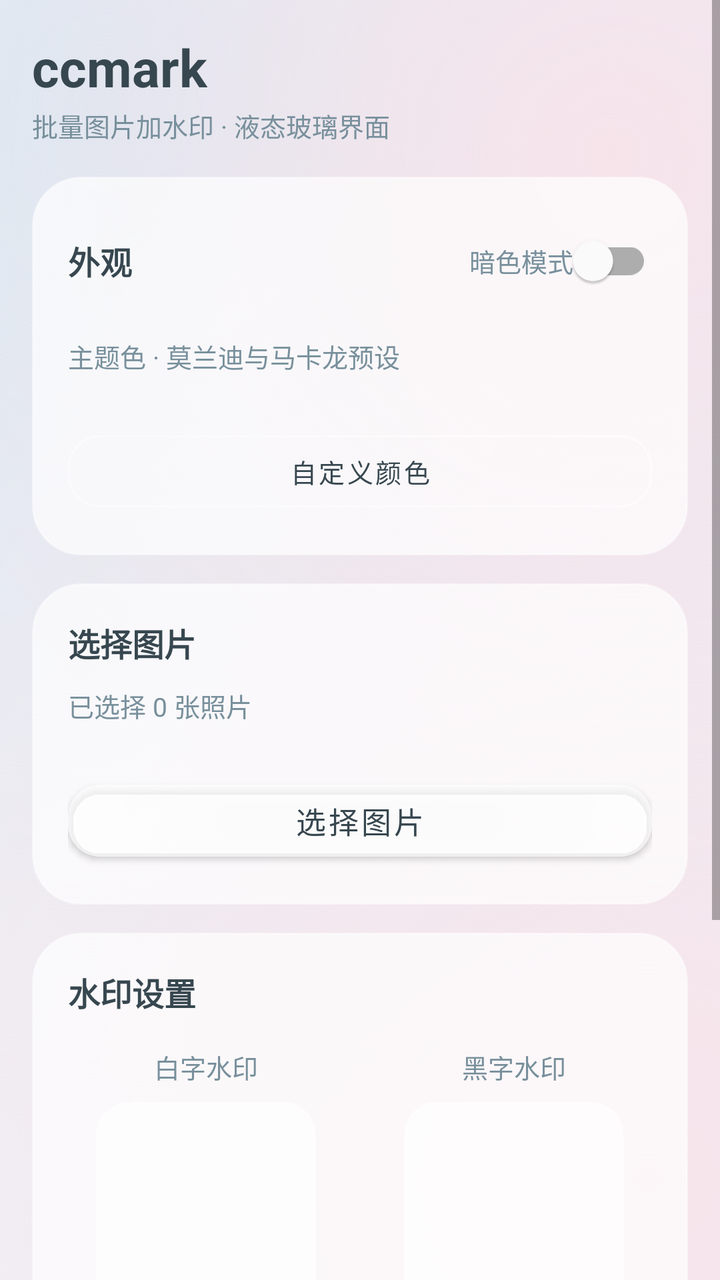
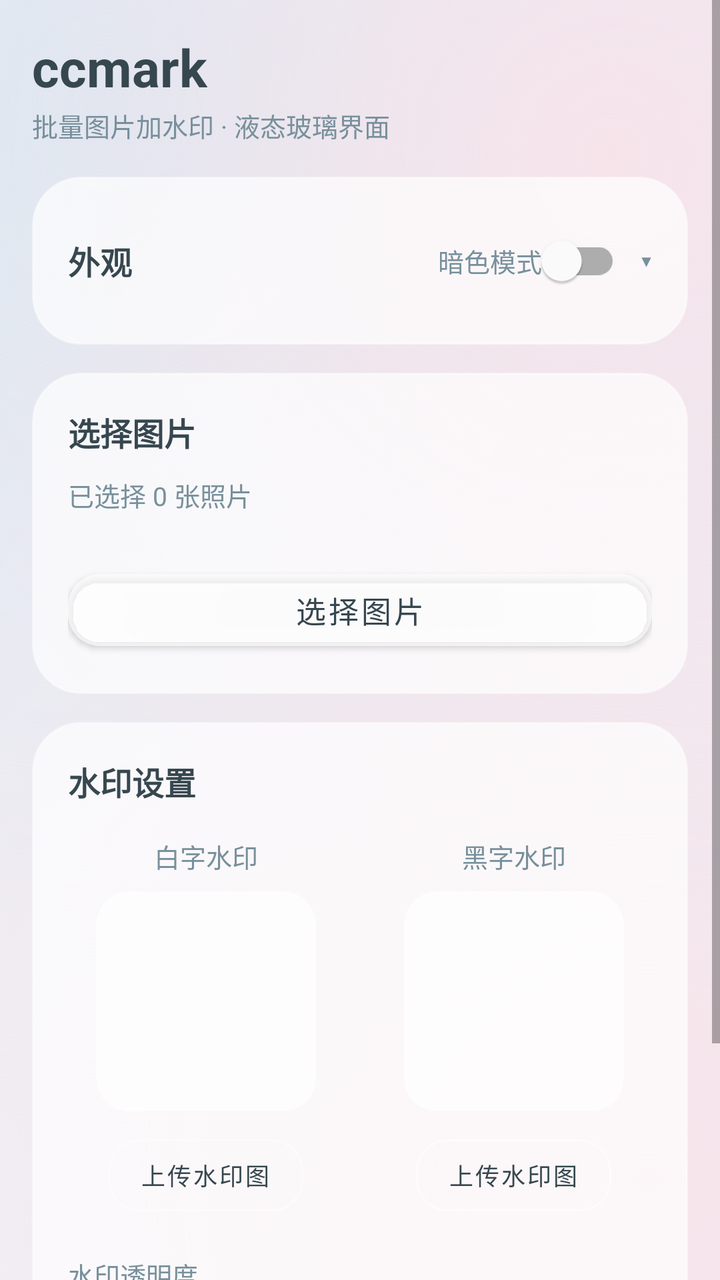

The first picture is an Android layout as it rendered before a commit; the second is the same layout after the commit. The layout source and the unified diff follow.
<!-- AndroidManifest.xml: application theme Theme.WatermarkApp -->
<!-- res/layout/activity_main.xml -->
<?xml version="1.0" encoding="utf-8"?>
<ScrollView xmlns:android="http://schemas.android.com/apk/res/android"
    xmlns:app="http://schemas.android.com/apk/res-auto"
    android:layout_width="match_parent"
    android:layout_height="match_parent"
    android:fillViewport="true"
    android:overScrollMode="never">

    <LinearLayout
        android:layout_width="match_parent"
        android:layout_height="wrap_content"
        android:orientation="vertical"
        android:paddingStart="16dp"
        android:paddingEnd="16dp"
        android:paddingBottom="24dp">

        <TextView
            android:id="@+id/tvTitle"
            android:layout_width="wrap_content"
            android:layout_height="wrap_content"
            android:layout_marginTop="16dp"
            android:text="@string/app_name"
            android:textSize="26sp"
            android:textStyle="bold"
            android:textColor="@color/text_primary" />

        <TextView
            android:layout_width="wrap_content"
            android:layout_height="wrap_content"
            android:layout_marginTop="2dp"
            android:layout_marginBottom="16dp"
            android:text="@string/app_subtitle"
            android:textSize="13sp"
            android:textColor="@color/text_secondary" />

        
        <LinearLayout
            android:layout_width="match_parent"
            android:layout_height="wrap_content"
            android:orientation="vertical"
            android:background="@drawable/bg_glass_card"
            android:padding="18dp"
            android:layout_marginBottom="14dp">

            <LinearLayout
                android:layout_width="match_parent"
                android:layout_height="wrap_content"
                android:orientation="horizontal"
                android:gravity="center_vertical">

                <TextView
                    android:layout_width="0dp"
                    android:layout_height="wrap_content"
                    android:layout_weight="1"
                    android:text="@string/appearance"
                    android:textSize="16sp"
                    android:textStyle="bold"
                    android:textColor="@color/text_primary" />

                <com.google.android.material.switchmaterial.SwitchMaterial
                    android:id="@+id/swDarkMode"
                    android:layout_width="wrap_content"
                    android:layout_height="wrap_content"
                    android:text="@string/dark_mode"
                    android:textSize="13sp"
                    android:textColor="@color/text_secondary" />
            </LinearLayout>

            <TextView
                android:layout_width="wrap_content"
                android:layout_height="wrap_content"
                android:layout_marginTop="14dp"
                android:text="@string/theme_color"
                android:textSize="13sp"
                android:textColor="@color/text_secondary" />

            <HorizontalScrollView
                android:layout_width="match_parent"
                android:layout_height="wrap_content"
                android:layout_marginTop="10dp"
                android:scrollbars="none"
                android:overScrollMode="never">

                <LinearLayout
                    android:id="@+id/llSwatches"
                    android:layout_width="wrap_content"
                    android:layout_height="wrap_content"
                    android:orientation="horizontal"
                    android:paddingStart="2dp"
                    android:paddingEnd="2dp" />
            </HorizontalScrollView>

            <com.google.android.material.button.MaterialButton
                android:id="@+id/btnCustomColor"
                style="@style/Widget.Glass.Button.Outlined"
                android:layout_width="match_parent"
                android:layout_height="wrap_content"
                android:layout_marginTop="14dp"
                android:tag="outlined-primary"
                android:text="@string/custom_color"
                android:textSize="13sp" />
        </LinearLayout>

        
        <LinearLayout
            android:layout_width="match_parent"
            android:layout_height="wrap_content"
            android:orientation="vertical"
            android:background="@drawable/bg_glass_card"
            android:padding="18dp"
            android:layout_marginBottom="14dp">

            <TextView
                android:layout_width="match_parent"
                android:layout_height="wrap_content"
                android:text="@string/select_images"
                android:textSize="16sp"
                android:textStyle="bold"
                android:textColor="@color/text_primary"
                android:layout_marginBottom="10dp" />

            <TextView
                android:id="@+id/tvSelectedCount"
                android:layout_width="match_parent"
                android:layout_height="wrap_content"
                android:text="@string/selected_count_zero"
                android:textSize="13sp"
                android:textColor="@color/text_secondary"
                android:layout_marginBottom="10dp" />

            <androidx.recyclerview.widget.RecyclerView
                android:id="@+id/rvSelectedImages"
                android:layout_width="match_parent"
                android:layout_height="wrap_content"
                android:layout_marginBottom="14dp"
                android:nestedScrollingEnabled="false" />

            <com.google.android.material.button.MaterialButton
                android:id="@+id/btnSelectImages"
                android:layout_width="match_parent"
                android:layout_height="wrap_content"
                android:tag="primary"
                android:text="@string/select_images"
                android:textSize="15sp" />

        </LinearLayout>

        
        <LinearLayout
            android:layout_width="match_parent"
            android:layout_height="wrap_content"
            android:orientation="vertical"
            android:background="@drawable/bg_glass_card"
            android:padding="18dp"
            android:layout_marginBottom="14dp">

            <TextView
                android:layout_width="match_parent"
                android:layout_height="wrap_content"
                android:text="@string/watermark_settings"
                android:textSize="16sp"
                android:textStyle="bold"
                android:textColor="@color/text_primary"
                android:layout_marginBottom="16dp" />

            <LinearLayout
                android:layout_width="match_parent"
                android:layout_height="wrap_content"
                android:orientation="horizontal"
                android:gravity="center">

                <LinearLayout
                    android:layout_width="0dp"
                    android:layout_height="wrap_content"
                    android:layout_weight="1"
                    android:orientation="vertical"
                    android:gravity="center"
                    android:layout_marginEnd="8dp">

                    <TextView
                        android:layout_width="wrap_content"
                        android:layout_height="wrap_content"
                        android:text="@string/white_watermark"
                        android:textSize="13sp"
                        android:textColor="@color/text_secondary"
                        android:layout_marginBottom="8dp" />

                    <FrameLayout
                        android:layout_width="110dp"
                        android:layout_height="110dp"
                        android:background="@drawable/bg_glass_tile"
                        android:layout_marginBottom="8dp">

                        <ImageView
                            android:id="@+id/ivWhiteWatermark"
                            android:layout_width="match_parent"
                            android:layout_height="match_parent"
                            android:scaleType="fitCenter"
                            android:padding="8dp" />
                    </FrameLayout>

                    <com.google.android.material.button.MaterialButton
                        android:id="@+id/btnUploadWhite"
                        style="@style/Widget.Glass.Button.Outlined"
                        android:layout_width="wrap_content"
                        android:layout_height="wrap_content"
                        android:tag="outlined-primary"
                        android:text="@string/upload_watermark"
                        android:textSize="12sp" />

                </LinearLayout>

                <LinearLayout
                    android:layout_width="0dp"
                    android:layout_height="wrap_content"
                    android:layout_weight="1"
                    android:orientation="vertical"
                    android:gravity="center"
                    android:layout_marginStart="8dp">

                    <TextView
                        android:layout_width="wrap_content"
                        android:layout_height="wrap_content"
                        android:text="@string/black_watermark"
                        android:textSize="13sp"
                        android:textColor="@color/text_secondary"
                        android:layout_marginBottom="8dp" />

                    <FrameLayout
                        android:layout_width="110dp"
                        android:layout_height="110dp"
                        android:background="@drawable/bg_glass_tile"
                        android:layout_marginBottom="8dp">

                        <ImageView
                            android:id="@+id/ivBlackWatermark"
                            android:layout_width="match_parent"
                            android:layout_height="match_parent"
                            android:scaleType="fitCenter"
                            android:padding="8dp" />
                    </FrameLayout>

                    <com.google.android.material.button.MaterialButton
                        android:id="@+id/btnUploadBlack"
                        style="@style/Widget.Glass.Button.Outlined"
                        android:layout_width="wrap_content"
                        android:layout_height="wrap_content"
                        android:tag="outlined-secondary"
                        android:text="@string/upload_watermark"
                        android:textSize="12sp" />

                </LinearLayout>

            </LinearLayout>

            <TextView
                android:layout_width="match_parent"
                android:layout_height="wrap_content"
                android:text="@string/watermark_alpha"
                android:textSize="13sp"
                android:textColor="@color/text_secondary"
                android:layout_marginTop="16dp"
                android:layout_marginBottom="4dp" />

            <LinearLayout
                android:layout_width="match_parent"
                android:layout_height="wrap_content"
                android:orientation="horizontal"
                android:gravity="center_vertical">

                <SeekBar
                    android:id="@+id/sbAlpha"
                    android:layout_width="0dp"
                    android:layout_height="wrap_content"
                    android:layout_weight="1"
                    android:max="255"
                    android:progress="255" />

                <TextView
                    android:id="@+id/tvAlphaValue"
                    android:layout_width="44dp"
                    android:layout_height="wrap_content"
                    android:text="100%"
                    android:textSize="12sp"
                    android:textColor="@color/text_secondary"
                    android:gravity="end" />
            </LinearLayout>

        </LinearLayout>

        <com.google.android.material.button.MaterialButton
            android:id="@+id/btnStartProcessing"
            android:layout_width="match_parent"
            android:layout_height="56dp"
            android:tag="primary"
            android:text="@string/start_processing"
            android:textSize="16sp"
            android:textStyle="bold"
            android:layout_marginTop="4dp" />

    </LinearLayout>

</ScrollView>
<!-- resources referenced by this layout -->
<resources>
  <color name="text_primary">#37474F</color>
  <color name="text_secondary">#78909C</color>
  <!-- drawable bg_glass_card (drawable) -->
  <?xml version="1.0" encoding="utf-8"?>
  <shape xmlns:android="http://schemas.android.com/apk/res/android"
      android:shape="rectangle">
      <corners android:radius="24dp" />
      <solid android:color="@color/glass_card" />
      <stroke
          android:width="1dp"
          android:color="@color/glass_stroke" />
  </shape>
  <!-- drawable bg_glass_tile (drawable) -->
  <?xml version="1.0" encoding="utf-8"?>
  <shape xmlns:android="http://schemas.android.com/apk/res/android"
      android:shape="rectangle">
      <corners android:radius="16dp" />
      <solid android:color="@color/glass_card" />
      <stroke
          android:width="1dp"
          android:color="@color/glass_stroke" />
  </shape>
  <string name="app_name">ccmark</string>
  <string name="app_subtitle">批量图片加水印 · 液态玻璃界面</string>
  <string name="appearance">外观</string>
  <string name="black_watermark">黑字水印</string>
  <string name="custom_color">自定义颜色</string>
  <string name="dark_mode">暗色模式</string>
  <string name="select_images">选择图片</string>
  <string name="selected_count_zero">已选择 0 张照片</string>
  <string name="start_processing">开始批量处理</string>
  <string name="theme_color">主题色 · 莫兰迪与马卡龙预设</string>
  <string name="upload_watermark">上传水印图</string>
  <string name="watermark_alpha">水印透明度</string>
  <string name="watermark_settings">水印设置</string>
  <string name="white_watermark">白字水印</string>
  <style name="Widget.Glass.Button.Outlined" parent="Widget.MaterialComponents.Button.OutlinedButton">
          <item name="strokeColor">@color/glass_stroke</item>
          <item name="android:textColor">@color/text_primary</item>
          <item name="cornerRadius">16dp</item>
          <item name="rippleColor">@color/ripple_glass</item>
      </style>
  <style name="Theme.WatermarkApp" parent="Theme.MaterialComponents.DayNight.NoActionBar">
          <item name="colorPrimary">@color/primary</item>
          <item name="colorPrimaryVariant">@color/primary_dark</item>
          <item name="colorOnPrimary">@color/text_on_primary</item>
          <item name="colorSecondary">@color/secondary</item>
          <item name="colorSecondaryVariant">@color/secondary_dark</item>
          <item name="colorOnSecondary">@color/text_on_secondary</item>
          <item name="android:statusBarColor">@android:color/transparent</item>
          <item name="android:navigationBarColor">@android:color/transparent</item>
          <item name="android:windowBackground">@drawable/bg_glass_background</item>
          <item name="materialButtonStyle">@style/Widget.Glass.Button</item>
      </style>
  <color name="glass_card">#B3FFFFFF</color>
  <color name="glass_stroke">#66FFFFFF</color>
  <color name="ripple_glass">#33808A94</color>
  <color name="primary">#B3E5FC</color>
  <color name="primary_dark">#81D4FA</color>
  <color name="text_on_primary">#37474F</color>
  <color name="secondary">#F8BBD0</color>
  <color name="secondary_dark">#F48FB1</color>
  <color name="text_on_secondary">#37474F</color>
  <style name="Widget.Glass.Button" parent="Widget.MaterialComponents.Button">
          <item name="backgroundTint">@color/glass_card</item>
          <item name="android:textColor">@color/text_primary</item>
          <item name="cornerRadius">16dp</item>
          <item name="elevation">0dp</item>
          <item name="rippleColor">@color/ripple_glass</item>
      </style>
  <color name="glass_bg_base">#EFF4F8</color>
  <color name="glass_blob_blue">#D9E7F2</color>
  <color name="glass_blob_blue_end">#00D9E7F2</color>
  <color name="glass_blob_pink">#F6E3EA</color>
  <color name="glass_blob_pink_end">#00F6E3EA</color>
</resources>

<!-- the commit's change to res/layout/activity_main.xml (unified diff, before → after) -->
@@ -43,10 +43,14 @@
             android:layout_marginBottom="14dp">
 
             <LinearLayout
+                android:id="@+id/llAppearanceHeader"
                 android:layout_width="match_parent"
                 android:layout_height="wrap_content"
                 android:orientation="horizontal"
-                android:gravity="center_vertical">
+                android:gravity="center_vertical"
+                android:clickable="true"
+                android:focusable="true"
+                android:foreground="?attr/selectableItemBackground">
 
                 <TextView
                     android:layout_width="0dp"
@@ -61,44 +65,61 @@
                     android:id="@+id/swDarkMode"
                     android:layout_width="wrap_content"
                     android:layout_height="wrap_content"
+                    android:layout_marginEnd="10dp"
                     android:text="@string/dark_mode"
                     android:textSize="13sp"
                     android:textColor="@color/text_secondary" />
+
+                <TextView
+                    android:id="@+id/tvAppearanceArrow"
+                    android:layout_width="wrap_content"
+                    android:layout_height="wrap_content"
+                    android:text="▾"
+                    android:textSize="16sp"
+                    android:textColor="@color/text_secondary" />
             </LinearLayout>
 
-            <TextView
-                android:layout_width="wrap_content"
-                android:layout_height="wrap_content"
-                android:layout_marginTop="14dp"
-                android:text="@string/theme_color"
-                android:textSize="13sp"
-                android:textColor="@color/text_secondary" />
-
-            <HorizontalScrollView
-                android:layout_width="match_parent"
-                android:layout_height="wrap_content"
-                android:layout_marginTop="10dp"
-                android:scrollbars="none"
-                android:overScrollMode="never">
-
-                <LinearLayout
-                    android:id="@+id/llSwatches"
+            <LinearLayout
+                android:id="@+id/llAppearanceContent"
+                android:layout_width="match_parent"
+                android:layout_height="wrap_content"
+                android:orientation="vertical"
+                android:visibility="gone">
+
+                <TextView
                     android:layout_width="wrap_content"
                     android:layout_height="wrap_content"
-                    android:orientation="horizontal"
-                    android:paddingStart="2dp"
-                    android:paddingEnd="2dp" />
-            </HorizontalScrollView>
-
-            <com.google.android.material.button.MaterialButton
-                android:id="@+id/btnCustomColor"
-                style="@style/Widget.Glass.Button.Outlined"
-                android:layout_width="match_parent"
-                android:layout_height="wrap_content"
-                android:layout_marginTop="14dp"
-                android:tag="outlined-primary"
-                android:text="@string/custom_color"
-                android:textSize="13sp" />
+                    android:layout_marginTop="14dp"
+                    android:text="@string/theme_color"
+                    android:textSize="13sp"
+                    android:textColor="@color/text_secondary" />
+
+                <HorizontalScrollView
+                    android:layout_width="match_parent"
+                    android:layout_height="wrap_content"
+                    android:layout_marginTop="10dp"
+                    android:scrollbars="none"
+                    android:overScrollMode="never">
+
+                    <LinearLayout
+                        android:id="@+id/llSwatches"
+                        android:layout_width="wrap_content"
+                        android:layout_height="wrap_content"
+                        android:orientation="horizontal"
+                        android:paddingStart="2dp"
+                        android:paddingEnd="2dp" />
+                </HorizontalScrollView>
+
+                <com.google.android.material.button.MaterialButton
+                    android:id="@+id/btnCustomColor"
+                    style="@style/Widget.Glass.Button.Outlined"
+                    android:layout_width="match_parent"
+                    android:layout_height="wrap_content"
+                    android:layout_marginTop="14dp"
+                    android:tag="outlined-primary"
+                    android:text="@string/custom_color"
+                    android:textSize="13sp" />
+            </LinearLayout>
         </LinearLayout>
 
         
